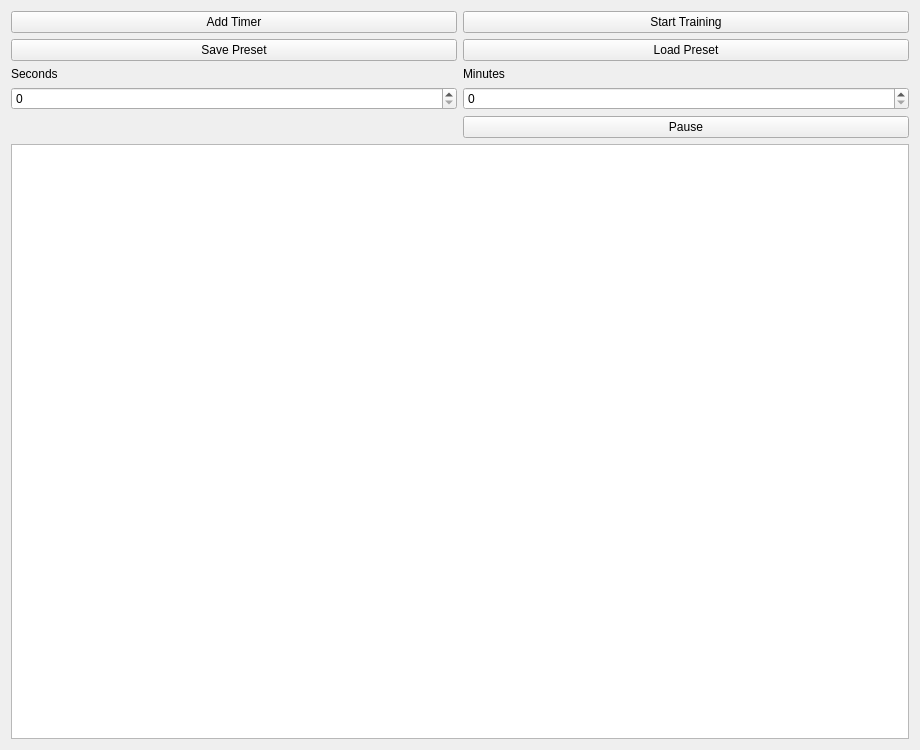
The window that sporttimer.ui (Racalniog/QTAppAlfaExercises) describes before a commit, drawn with Qt 5.
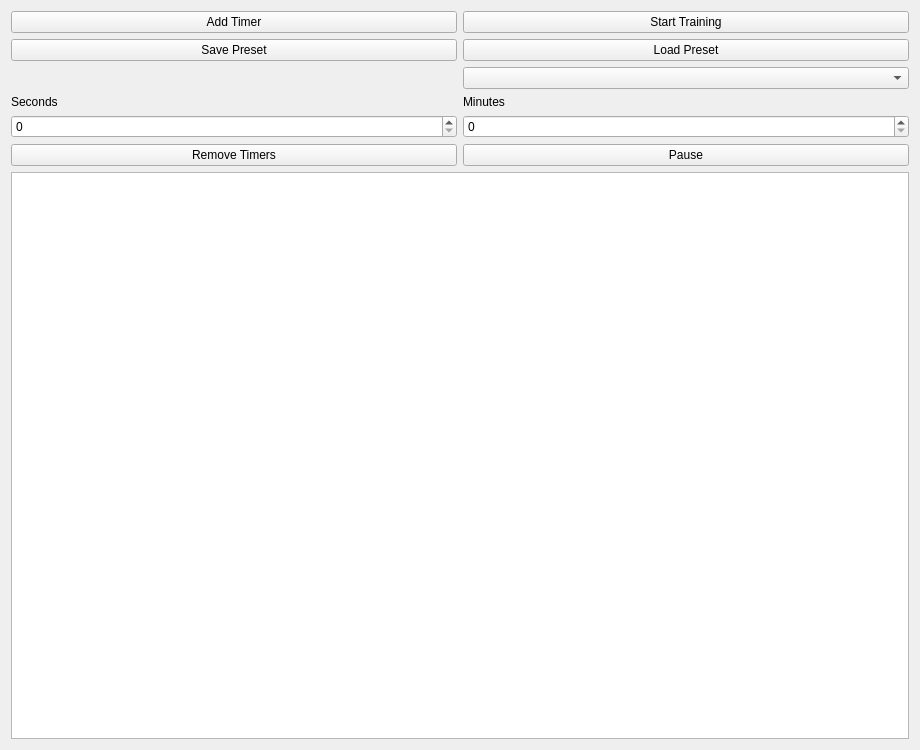
The same window after the commit.

Commit message: loading presets by name WIP

```diff
--- a/sporttimer.ui
+++ b/sporttimer.ui
@@ -14,19 +14,8 @@
    <string>Form</string>
   </property>
   <layout class="QGridLayout" name="gridLayout">
-   <item row="0" column="0">
-    <widget class="QPushButton" name="addTimerButton">
-     <property name="text">
-      <string>Add Timer</string>
-     </property>
-    </widget>
-   </item>
-   <item row="0" column="1">
-    <widget class="QPushButton" name="startButton">
-     <property name="text">
-      <string>Start Training</string>
-     </property>
-    </widget>
+   <item row="4" column="1">
+    <widget class="QSpinBox" name="minutesSpinBox"/>
    </item>
    <item row="1" column="0">
     <widget class="QPushButton" name="savePresetButton">
@@ -42,35 +31,56 @@
      </property>
     </widget>
    </item>
-   <item row="2" column="0">
-    <widget class="QLabel" name="label">
-     <property name="text">
-      <string>Seconds</string>
-     </property>
-    </widget>
-   </item>
-   <item row="2" column="1">
+   <item row="3" column="1">
     <widget class="QLabel" name="label_2">
      <property name="text">
       <string>Minutes</string>
      </property>
     </widget>
    </item>
-   <item row="3" column="0">
+   <item row="4" column="0">
     <widget class="QSpinBox" name="secondsSpinBox"/>
    </item>
-   <item row="3" column="1">
-    <widget class="QSpinBox" name="minutesSpinBox"/>
+   <item row="3" column="0">
+    <widget class="QLabel" name="label">
+     <property name="text">
+      <string>Seconds</string>
+     </property>
+    </widget>
    </item>
-   <item row="4" column="1">
+   <item row="6" column="0" colspan="2">
+    <widget class="QListWidget" name="timerListWidget"/>
+   </item>
+   <item row="5" column="1">
     <widget class="QPushButton" name="pauseButton">
      <property name="text">
       <string>Pause</string>
      </property>
     </widget>
    </item>
-   <item row="5" column="0" colspan="2">
-    <widget class="QListWidget" name="timerListWidget"/>
+   <item row="0" column="1">
+    <widget class="QPushButton" name="startButton">
+     <property name="text">
+      <string>Start Training</string>
+     </property>
+    </widget>
+   </item>
+   <item row="0" column="0">
+    <widget class="QPushButton" name="addTimerButton">
+     <property name="text">
+      <string>Add Timer</string>
+     </property>
+    </widget>
+   </item>
+   <item row="2" column="1">
+    <widget class="QComboBox" name="presetsComboBox"/>
+   </item>
+   <item row="5" column="0">
+    <widget class="QPushButton" name="removeTimersButton">
+     <property name="text">
+      <string>Remove Timers</string>
+     </property>
+    </widget>
    </item>
   </layout>
  </widget>
```
The commit also changes 4 other files.
